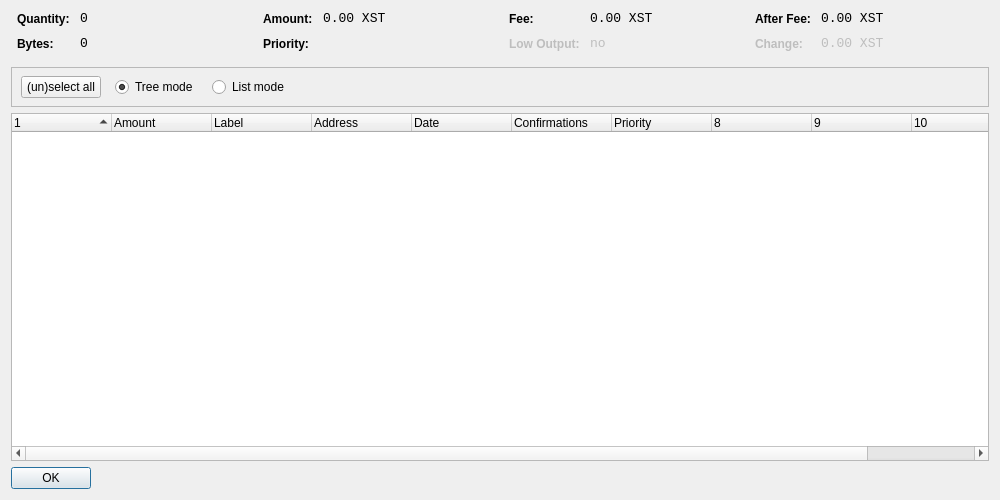
Qt form src/qt/forms/coincontroldialog.ui (Stealth-R-D-LLC/Stealth) before a commit.
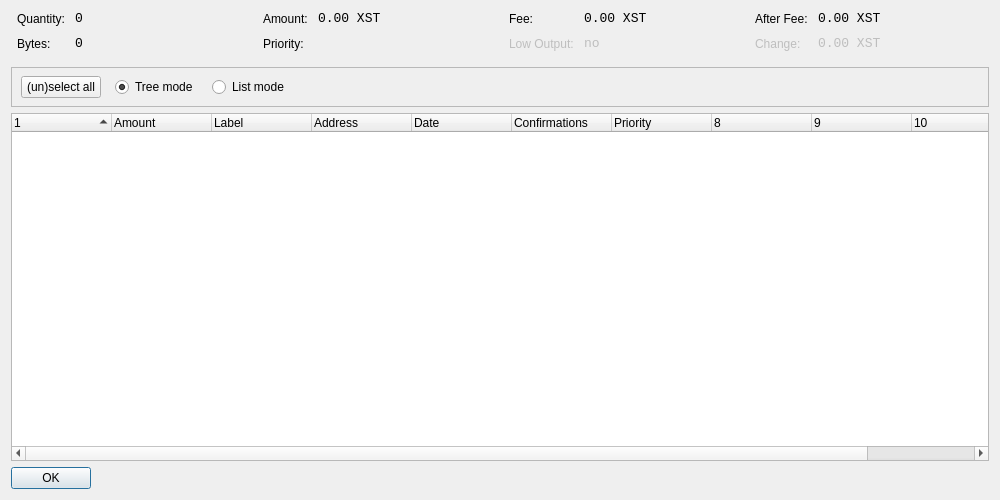
The same form after that commit. Custom widgets are drawn as their Qt base class.

What changed in the file:
```diff
--- a/src/qt/forms/coincontroldialog.ui
+++ b/src/qt/forms/coincontroldialog.ui
@@ -38,9 +38,6 @@
        </property>
        <item row="0" column="0">
         <widget class="QLabel" name="labelCoinControlQuantityText">
-         <property name="styleSheet">
-          <string notr="true">font-weight:bold;</string>
-         </property>
          <property name="text">
           <string>Quantity:</string>
          </property>
@@ -70,9 +67,6 @@
        </item>
        <item row="1" column="0">
         <widget class="QLabel" name="labelCoinControlBytesText">
-         <property name="styleSheet">
-          <string notr="true">font-weight:bold;</string>
-         </property>
          <property name="text">
           <string>Bytes:</string>
          </property>
@@ -118,9 +112,6 @@
        </property>
        <item row="0" column="0">
         <widget class="QLabel" name="labelCoinControlAmountText">
-         <property name="styleSheet">
-          <string notr="true">font-weight:bold;</string>
-         </property>
          <property name="text">
           <string>Amount:</string>
          </property>
@@ -150,9 +141,6 @@
        </item>
        <item row="1" column="0">
         <widget class="QLabel" name="labelCoinControlPriorityText">
-         <property name="styleSheet">
-          <string notr="true">font-weight:bold;</string>
-         </property>
          <property name="text">
           <string>Priority:</string>
          </property>
@@ -198,9 +186,6 @@
        </property>
        <item row="0" column="0">
         <widget class="QLabel" name="labelCoinControlFeeText">
-         <property name="styleSheet">
-          <string notr="true">font-weight:bold;</string>
-         </property>
          <property name="text">
           <string>Fee:</string>
          </property>
@@ -233,9 +218,6 @@
          <property name="enabled">
           <bool>false</bool>
          </property>
-         <property name="styleSheet">
-          <string notr="true">font-weight:bold;</string>
-         </property>
          <property name="text">
           <string>Low Output:</string>
          </property>
@@ -284,9 +266,6 @@
        </property>
        <item row="0" column="0">
         <widget class="QLabel" name="labelCoinControlAfterFeeText">
-         <property name="styleSheet">
-          <string notr="true">font-weight:bold;</string>
-         </property>
          <property name="text">
           <string>After Fee:</string>
          </property>
@@ -319,9 +298,6 @@
          <property name="enabled">
           <bool>false</bool>
          </property>
-         <property name="styleSheet">
-          <string notr="true">font-weight:bold;</string>
-         </property>
          <property name="text">
           <string>Change:</string>
          </property>
```
